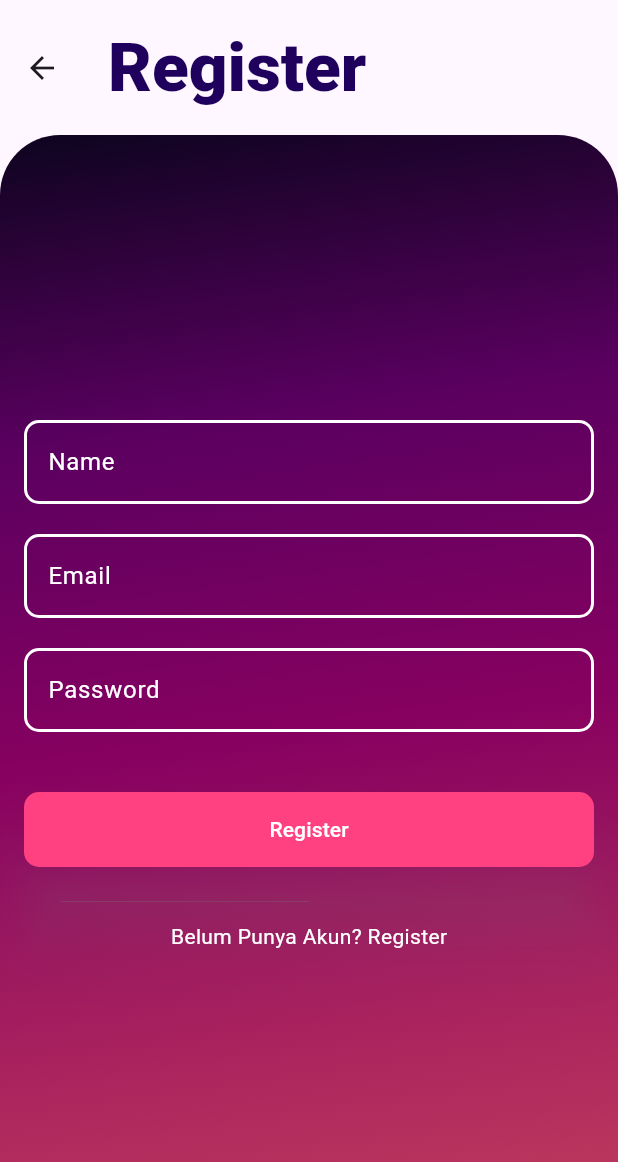
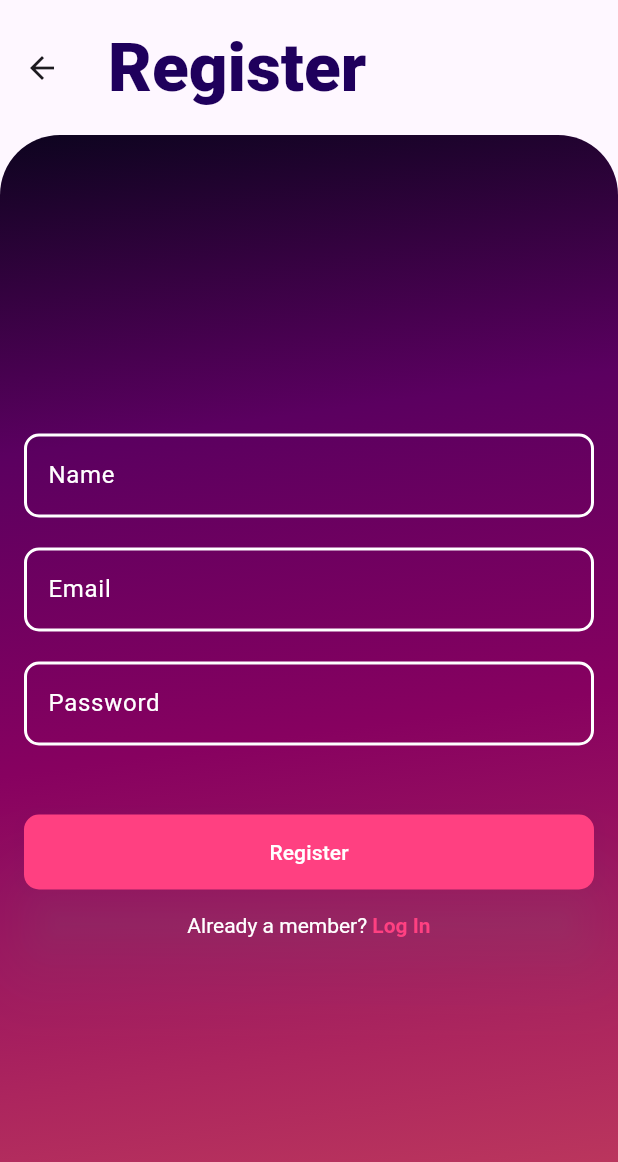
Before and after one commit to 4tiknugraha/fic4_tugas_x_bloc, a Flutter app: the RegisterPage screen opened directly, on a phone screen of 412 x 824 dp. Shown: the top 1162 px of the screen. Run offline on Flutter 3.47's test engine with Material 2 defaults, Android fonts, the phone set to English and light mode, and no system bars; our stand-ins replace bloc, flutter_bloc, shared_preferences; accounts and stored records are empty.

Commit message:
update style

```diff
--- a/lib/presentation/pages/register_page.dart
+++ b/lib/presentation/pages/register_page.dart
@@ -153,7 +153,7 @@ class _RegisterPageState extends State<RegisterPage> {
                 controller: passwordController,
               ),
               const SizedBox(
-                height: 40,
+                height: 46 ,
               ),
               BlocConsumer<RegisterBloc, RegisterState>(
                 listener: (context, state) {
@@ -208,7 +208,7 @@ class _RegisterPageState extends State<RegisterPage> {
                 },
               ),
               const SizedBox(
-                height: 36,
+                height: 16,
               ),
               InkWell(
                 onTap: () {
@@ -216,10 +216,21 @@ class _RegisterPageState extends State<RegisterPage> {
                     return const LoginPage();
                   }));
                 },
-                child: const Text(
-                  'Belum Punya Akun? Register',
-                   style: TextStyle(color : Colors.white),
-                  // style: TextStyle(decoration: TextDecoration.underline),
+                // child: const Text(
+                //   'Belum Punya Akun? Register',
+                //    style: TextStyle(color : Colors.white),
+                //   // style: TextStyle(decoration: TextDecoration.underline),
+                // ),
+                child: RichText(
+                  text: const TextSpan(
+                    children: <TextSpan>[
+                      TextSpan(text: 'Already a member? ', style: TextStyle(color: Colors.white)),
+                      TextSpan(text: 'Log In', style: TextStyle(
+                        color: Colors.pinkAccent,
+                        fontWeight: FontWeight.w700,
+                      )),
+                    ],
+                  ),
                 ),
               ),
             ],
```
Also changed, not shown: lib/presentation/pages/home_page.dart (+4 -6 lines), lib/presentation/pages/login_page.dart (+14 -8 lines).
